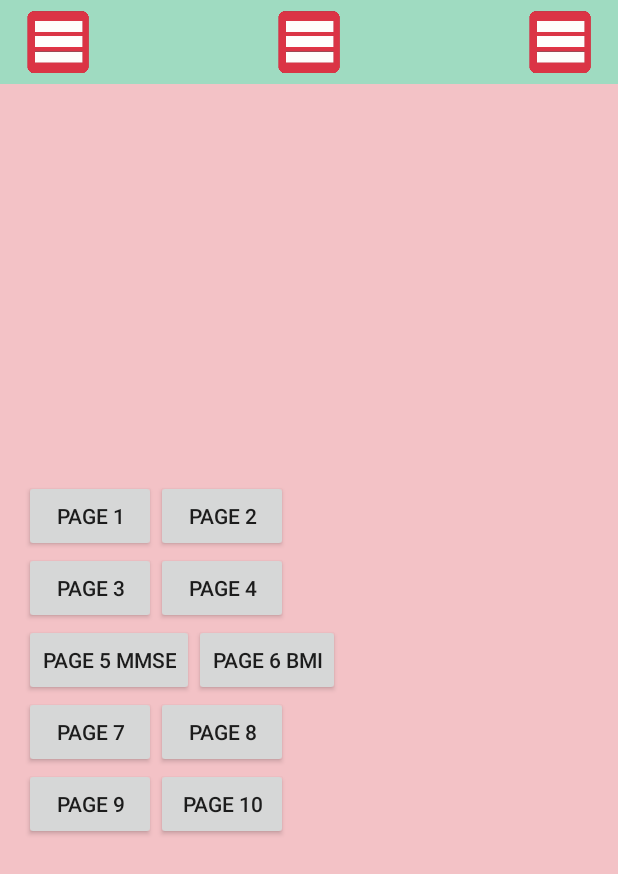
After one commit to kornperkus/NoDementia, an Android app: the MenuActivity screen opened directly, with no data from a screen before it, on a phone screen of 412 x 824 dp. The commit adds this screen. Shown: the top 874 px of the screen. Run offline under Robolectric (Android 15) with nearby library versions, the light colour scheme and no system bars.

Commit message:
define menu

```diff
--- a/app/src/main/AndroidManifest.xml
+++ b/app/src/main/AndroidManifest.xml
@@ -17,13 +17,16 @@
                 <category android:name="android.intent.category.LAUNCHER" />
             </intent-filter>
         </activity>
+        <activity android:name=".MenuActivity"
+            android:theme="@style/Page1">
+        </activity>
         <activity android:name=".Page1Activity"
             android:theme="@style/Page1">
         </activity>
         <activity android:name=".Page2Activity"
             android:theme="@style/Page1">
         </activity>
-        <activity android:name=".bmiActivity"
+        <activity android:name=".Page6Activity"
             android:theme="@style/Page1">
         </activity>
     </application>
--- /dev/null
+++ b/app/src/main/java/com/kornperkus/nodementia/MenuActivity.java
@@ -0,0 +1,91 @@
+package com.kornperkus.nodementia;
+
+import android.os.Bundle;
+import android.view.View;
+import android.widget.Button;
+import android.widget.Toast;
+
+import androidx.appcompat.app.ActionBar;
+import androidx.appcompat.app.AppCompatActivity;
+
+public class MenuActivity extends AppCompatActivity implements View.OnClickListener {
+    private Button page1Btn, page2Btn, page3Btn, page4Btn, page5Btn, page6Btn, page7Btn, page8Btn, page9Btn, page10Btn;
+
+    @Override
+    protected void onCreate(Bundle savedInstanceState){
+        super.onCreate(savedInstanceState);
+        setContentView(R.layout.activity_menu);
+
+        //Setting actionbar
+        this.getSupportActionBar().setDisplayOptions(ActionBar.DISPLAY_SHOW_CUSTOM);
+        getSupportActionBar().setDisplayShowCustomEnabled(true);
+        getSupportActionBar().setCustomView(R.layout.custom_action_bar);
+        getSupportActionBar().setElevation(0);
+
+        bindView();
+        setOnCLick();
+    }
+
+    private void bindView() {
+        page1Btn = findViewById(R.id.page1_btn);
+        page2Btn = findViewById(R.id.page2_btn);
+        page3Btn = findViewById(R.id.page3_btn);
+        page4Btn = findViewById(R.id.page4_btn);
+        page5Btn = findViewById(R.id.page5_btn);
+        page6Btn = findViewById(R.id.page6_btn);
+        page7Btn = findViewById(R.id.page7_btn);
+        page8Btn = findViewById(R.id.page8_btn);
+        page9Btn = findViewById(R.id.page9_btn);
+        page10Btn = findViewById(R.id.page10_btn);
+    }
+
+    public void setOnCLick() {
+        page1Btn.setOnClickListener(this);
+        page2Btn.setOnClickListener(this);
+        page3Btn.setOnClickListener(this);
+        page4Btn.setOnClickListener(this);
+        page5Btn.setOnClickListener(this);
+        page6Btn.setOnClickListener(this);
+        page7Btn.setOnClickListener(this);
+        page8Btn.setOnClickListener(this);
+        page9Btn.setOnClickListener(this);
+        page10Btn.setOnClickListener(this);
+    }
+
+    @Override
+    public void onClick(View v) {
+        int id = v.getId();
+        switch (id) {
+            case R.id.page1_btn:
+                Toast.makeText(getApplicationContext(), "Btn 1 ", Toast.LENGTH_SHORT).show();
+                break;
+            case R.id.page2_btn:
+                Toast.makeText(getApplicationContext(), "Btn 2 ", Toast.LENGTH_SHORT).show();
+                break;
+            case R.id.page3_btn:
+                Toast.makeText(getApplicationContext(), "Btn 3 ", Toast.LENGTH_SHORT).show();
+                break;
+            case R.id.page4_btn:
+                Toast.makeText(getApplicationContext(), "Btn 4 ", Toast.LENGTH_SHORT).show();
+                break;
+            case R.id.page5_btn:
+                Toast.makeText(getApplicationContext(), "Btn 5 ", Toast.LENGTH_SHORT).show();
+                break;
+            case R.id.page6_btn:
+                Toast.makeText(getApplicationContext(), "Btn 6 ", Toast.LENGTH_SHORT).show();
+                break;
+            case R.id.page7_btn:
+                Toast.makeText(getApplicationContext(), "Btn 7 ", Toast.LENGTH_SHORT).show();
+                break;
+            case R.id.page8_btn:
+                Toast.makeText(getApplicationContext(), "Btn 8 ", Toast.LENGTH_SHORT).show();
+                break;
+            case R.id.page9_btn:
+                Toast.makeText(getApplicationContext(), "Btn 9 ", Toast.LENGTH_SHORT).show();
+                break;
+            case R.id.page10_btn:
+                Toast.makeText(getApplicationContext(), "Btn 10 ", Toast.LENGTH_SHORT).show();
+                break;
+        }
+    }
+}
--- a/app/src/main/java/com/kornperkus/nodementia/bmiActivity.java
+++ b/app/src/main/java/com/kornperkus/nodementia/Page6Activity.java
@@ -11,7 +11,7 @@ import android.widget.Toast;
 import androidx.appcompat.app.ActionBar;
 import androidx.appcompat.app.AppCompatActivity;
 
-public class bmiActivity extends AppCompatActivity {
+public class Page6Activity extends AppCompatActivity {
 
     private EditText editHeight, editWeight;
     private Button btnCal;
--- /dev/null
+++ b/app/src/main/res/layout/activity_menu.xml
@@ -0,0 +1,77 @@
+<?xml version="1.0" encoding="utf-8"?>
+<LinearLayout xmlns:android="http://schemas.android.com/apk/res/android"
+    android:orientation="vertical" android:layout_width="match_parent"
+    android:layout_height="match_parent"
+    android:gravity="center"
+    android:padding="16dp">
+    <LinearLayout
+        android:layout_width="match_parent"
+        android:layout_height="wrap_content">
+        <Button
+            android:layout_width="wrap_content"
+            android:layout_height="wrap_content"
+            android:text="Page 1"
+            android:id="@+id/page1_btn"/>
+        <Button
+            android:layout_width="wrap_content"
+            android:layout_height="wrap_content"
+            android:text="Page 2"
+            android:id="@+id/page2_btn"/>
+    </LinearLayout>
+    <LinearLayout
+        android:layout_width="match_parent"
+        android:layout_height="wrap_content">
+        <Button
+            android:layout_width="wrap_content"
+            android:layout_height="wrap_content"
+            android:text="Page 3"
+            android:id="@+id/page3_btn"/>
+        <Button
+            android:layout_width="wrap_content"
+            android:layout_height="wrap_content"
+            android:text="Page 4"
+            android:id="@+id/page4_btn"/>
+    </LinearLayout>
+    <LinearLayout
+        android:layout_width="match_parent"
+        android:layout_height="wrap_content">
+        <Button
+            android:layout_width="wrap_content"
+            android:layout_height="wrap_content"
+            android:text="Page 5 MMSE"
+            android:id="@+id/page5_btn"/>
+        <Button
+            android:layout_width="wrap_content"
+            android:layout_height="wrap_content"
+            android:text="Page 6 BMI"
+            android:id="@+id/page6_btn"/>
+    </LinearLayout>
+    <LinearLayout
+        android:layout_width="match_parent"
+        android:layout_height="wrap_content">
+        <Button
+            android:layout_width="wrap_content"
+            android:layout_height="wrap_content"
+            android:text="Page 7"
+            android:id="@+id/page7_btn"/>
+        <Button
+            android:layout_width="wrap_content"
+            android:layout_height="wrap_content"
+            android:text="Page 8"
+            android:id="@+id/page8_btn"/>
+    </LinearLayout>
+    <LinearLayout
+        android:layout_width="match_parent"
+        android:layout_height="wrap_content">
+        <Button
+            android:layout_width="wrap_content"
+            android:layout_height="wrap_content"
+            android:text="Page 9"
+            android:id="@+id/page9_btn"/>
+        <Button
+            android:layout_width="wrap_content"
+            android:layout_height="wrap_content"
+            android:text="Page 10"
+            android:id="@+id/page10_btn"/>
+    </LinearLayout>
+</LinearLayout>
```
Also changed, not shown: app/src/main/java/com/kornperkus/nodementia/MainActivity.java (+4 -7 lines).
